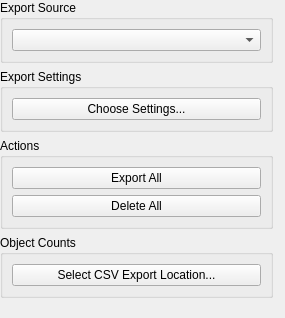
The window that ilastik/applets/counting/dataExportDrawer.ui (ilastik/ilastik) describes before a commit, drawn with Qt 5.
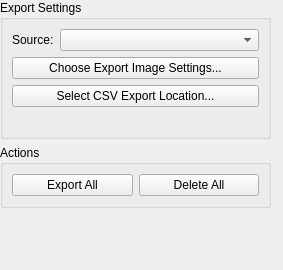
The same window after the commit.

Commit message: Counting: Export/batch uses new customization hooks to accomplish the csv export. Also, cleaned up the counting export drawer layout a bit.

The edit to the form file:
```diff
--- a/ilastik/applets/counting/dataExportDrawer.ui
+++ b/ilastik/applets/counting/dataExportDrawer.ui
@@ -6,8 +6,8 @@
    <rect>
     <x>0</x>
     <y>0</y>
-    <width>285</width>
-    <height>318</height>
+    <width>283</width>
+    <height>270</height>
    </rect>
   </property>
   <property name="windowTitle">
@@ -28,28 +28,54 @@
    </property>
    <item>
     <layout class="QVBoxLayout" name="verticalLayout">
-     <item>
-      <widget class="QGroupBox" name="groupBox_3">
-       <property name="title">
-        <string>Export Source</string>
-       </property>
-       <layout class="QVBoxLayout" name="verticalLayout_5">
-        <item>
-         <widget class="QComboBox" name="inputSelectionCombo"/>
-        </item>
-       </layout>
-      </widget>
-     </item>
      <item>
       <widget class="QGroupBox" name="groupBox_2">
        <property name="title">
         <string>Export Settings</string>
        </property>
        <layout class="QVBoxLayout" name="verticalLayout_4">
+        <item>
+         <layout class="QHBoxLayout" name="horizontalLayout_2">
+          <item>
+           <widget class="QLabel" name="label_2">
+            <property name="text">
+             <string>Source:</string>
+            </property>
+           </widget>
+          </item>
+          <item>
+           <widget class="QComboBox" name="inputSelectionCombo">
+            <property name="sizePolicy">
+             <sizepolicy hsizetype="Expanding" vsizetype="Fixed">
+              <horstretch>0</horstretch>
+              <verstretch>0</verstretch>
+             </sizepolicy>
+            </property>
+           </widget>
+          </item>
+         </layout>
+        </item>
         <item>
          <widget class="QPushButton" name="settingsButton">
           <property name="text">
-           <string>Choose Settings...</string>
+           <string>Choose Export Image Settings...</string>
+          </property>
+         </widget>
+        </item>
+        <item>
+         <widget class="QPushButton" name="selectCsvButton">
+          <property name="text">
+           <string>Select CSV Export Location...</string>
+          </property>
+         </widget>
+        </item>
+        <item>
+         <widget class="QLabel" name="csvLocationLabel">
+          <property name="text">
+           <string>&lt;csv location not set&gt;</string>
+          </property>
+          <property name="alignment">
+           <set>Qt::AlignCenter</set>
           </property>
          </widget>
         </item>
@@ -61,7 +87,7 @@
        <property name="title">
         <string>Actions</string>
        </property>
-       <layout class="QVBoxLayout" name="verticalLayout_2">
+       <layout class="QHBoxLayout" name="horizontalLayout">
         <item>
          <widget class="QPushButton" name="exportAllButton">
           <property name="toolTip">
@@ -85,22 +111,6 @@
        </layout>
       </widget>
      </item>
-     <item>
-      <widget class="QGroupBox" name="groupBox_4">
-       <property name="title">
-        <string>Object Counts</string>
-       </property>
-       <layout class="QVBoxLayout" name="verticalLayout_6">
-        <item>
-         <widget class="QPushButton" name="selectCsvButton">
-          <property name="text">
-           <string>Select CSV Export Location...</string>
-          </property>
-         </widget>
-        </item>
-       </layout>
-      </widget>
-     </item>
      <item>
       <spacer name="verticalSpacer">
        <property name="orientation">
```
The commit also changes 4 other files.
